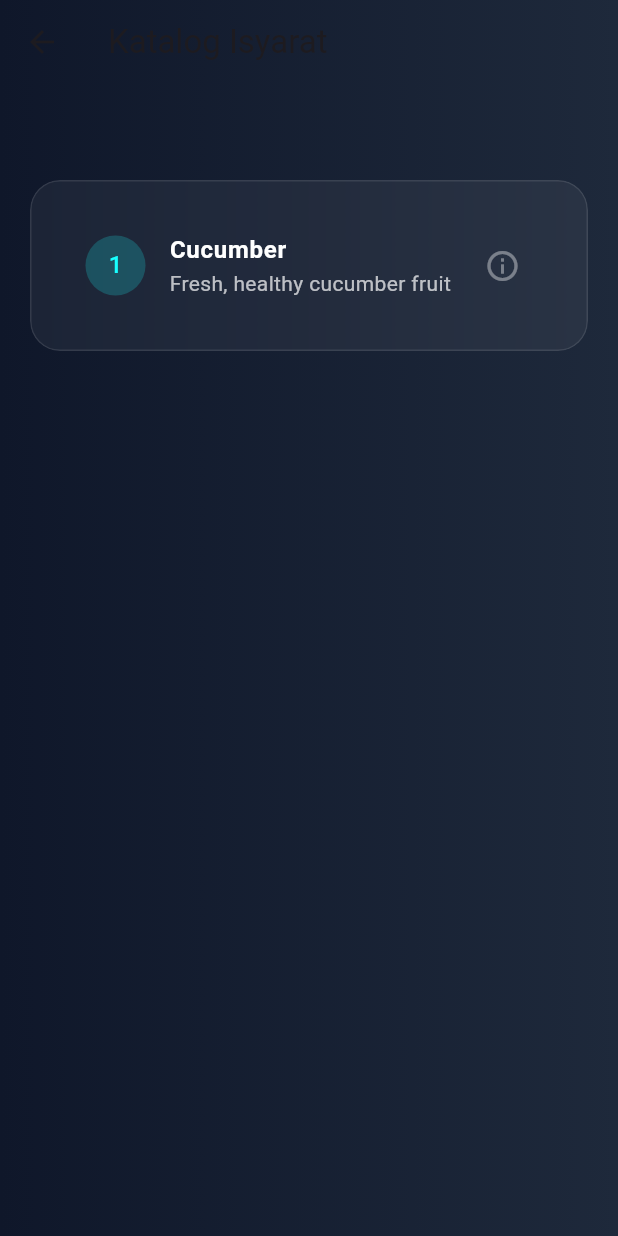
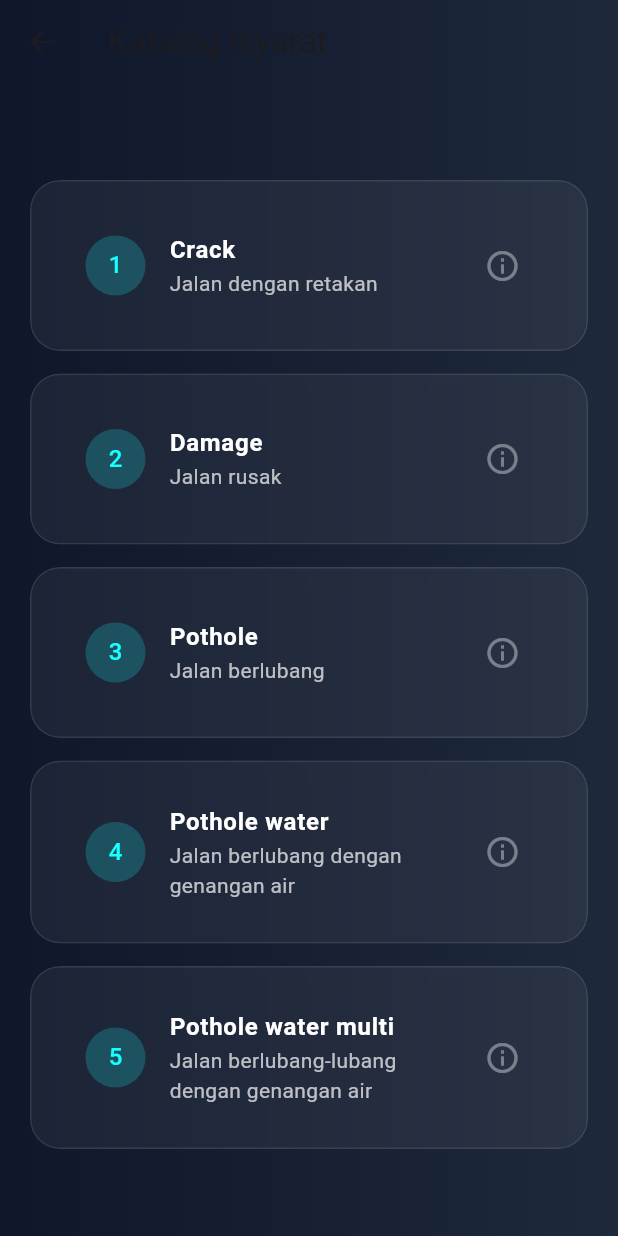
Before and after one commit to Clavers07/cucumber_detect, a Flutter app: the screen it shows after launch, after a tap on "Daftar Kelas", on a phone screen of 412 x 824 dp. Run offline on Flutter 3.47's test engine with Material 3 defaults, Android fonts, the phone set to English and light mode, and no system bars; our stand-ins replace image_picker; missing offline and left inert: tflite_flutter.

Commit message:
feat: add pothole detections

```diff
--- a/assets/labels.txt
+++ b/assets/labels.txt
@@ -1 +1,5 @@
-cucumber
+crack
+damage
+pothole
+pothole water
+pothole water multi
--- a/lib/pages/home_page.dart
+++ b/lib/pages/home_page.dart
@@ -59,8 +59,8 @@ class HomePage extends StatelessWidget {
             child: Column(
               crossAxisAlignment: CrossAxisAlignment.start,
               children: [
-                const Text("AI Cucumber", style: TextStyle(fontSize: 32, fontWeight: FontWeight.bold, color: Colors.white)),
-                const Text("Pendeteksi buah timun", style: TextStyle(fontSize: 16, color: Colors.white70)),
+                const Text("AI Pot Hole", style: TextStyle(fontSize: 32, fontWeight: FontWeight.bold, color: Colors.white)),
+                const Text("Pendeteksi kerusakan jalan", style: TextStyle(fontSize: 16, color: Colors.white70)),
                 const SizedBox(height: 40),
                 Expanded(
                   child: GridView.count(
--- a/lib/pages/info_page.dart
+++ b/lib/pages/info_page.dart
@@ -5,8 +5,11 @@ class InfoPage extends StatelessWidget {
   const InfoPage({super.key});
 
   final List<Map<String, String>> signList = const [
-    {"label": "Cucumber",
-    "desc": "Fresh, healthy cucumber fruit"},
+    {"label": "Crack", "desc": "Jalan dengan retakan"},
+    {"label": "Damage", "desc": "Jalan rusak"},
+    {"label": "Pothole", "desc": "Jalan berlubang"},
+    {"label": "Pothole water", "desc": "Jalan berlubang dengan genangan air"},
+    {"label": "Pothole water multi", "desc": "Jalan berlubang-lubang dengan genangan air"},
   ];
 
   @override
```
Also changed, not shown: 1 other file.
